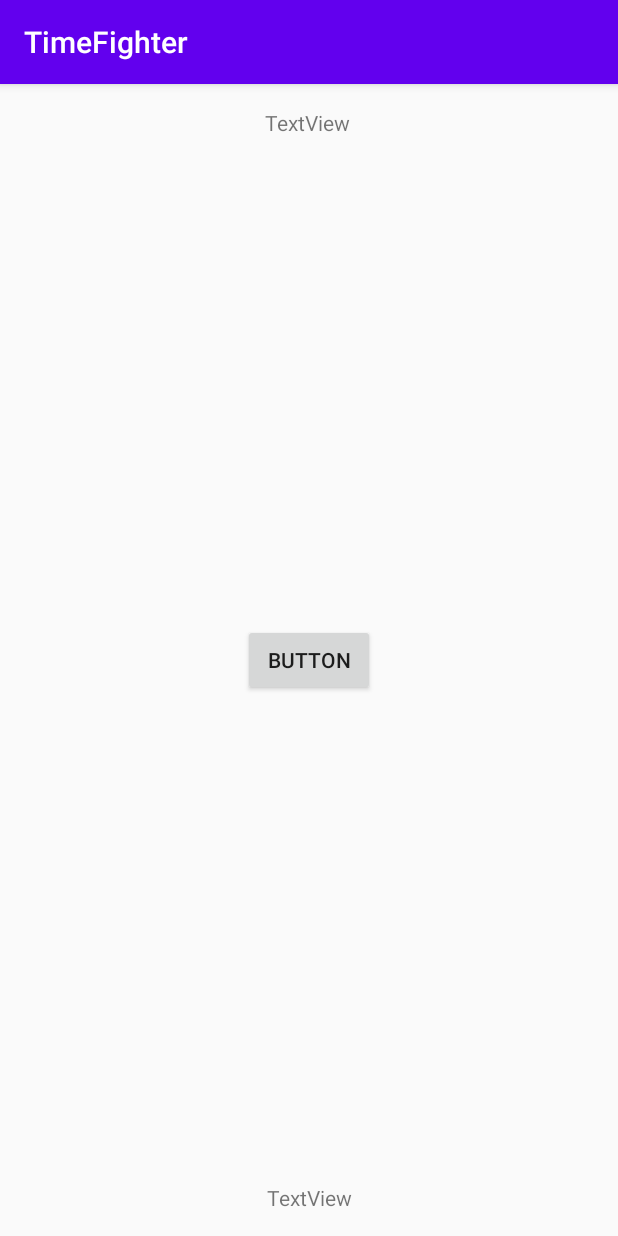
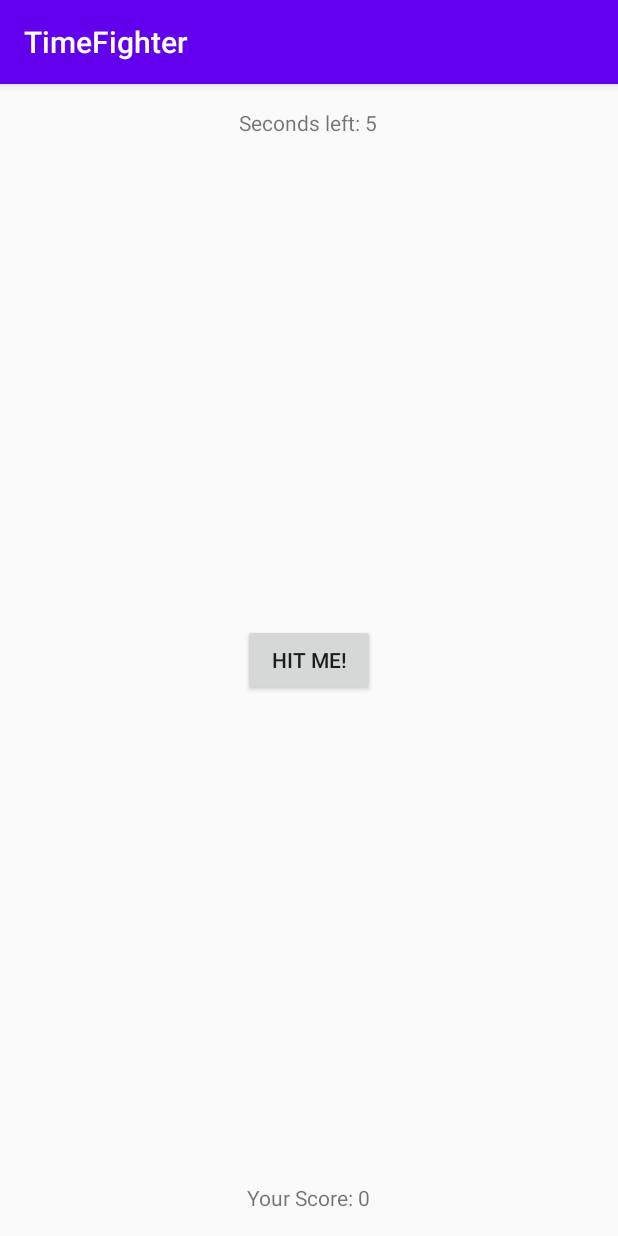
Before and after one commit to cgWeasel/TimeFighter, an Android app: the screen it shows after launch (MainActivity), on a phone screen of 412 x 824 dp. Run offline under Robolectric (Android 15) with nearby library versions, the phone set to English and light mode, and no system bars.

```diff
--- a/app/src/main/java/com/cgWeasel/myapplication/MainActivity.kt
+++ b/app/src/main/java/com/cgWeasel/myapplication/MainActivity.kt
@@ -2,10 +2,82 @@ package com.cgWeasel.myapplication
 
 import androidx.appcompat.app.AppCompatActivity
 import android.os.Bundle
+import android.os.CountDownTimer
+import android.util.Log
+import android.widget.Button
+import android.widget.TextView
+import android.widget.Toast
+import kotlinx.android.synthetic.main.activity_main.*
 
 class MainActivity : AppCompatActivity() {
+
+    internal lateinit var hitMeButton: Button
+    internal lateinit var textScore: TextView
+    internal lateinit var textTime: TextView
+
+    internal var score = 0
+
+    internal var gameStarted =  false
+
+    internal lateinit var countDownTimer: CountDownTimer
+    internal val initialCountDown: Long = 5000
+    internal val countDownInterval: Long = 1000
+
+    companion object{
+        private val TAG = MainActivity::class.java.simpleName
+    }
+
     override fun onCreate(savedInstanceState: Bundle?) {
         super.onCreate(savedInstanceState)
         setContentView(R.layout.activity_main)
+        Log.d(TAG, "onCreate is called. Score is: $score")
+
+        hitMeButton = findViewById(R.id.hitMeButton)
+        textScore = findViewById(R.id.textScoreView)
+        textTime = findViewById(R.id.textTimeView)
+
+        resetGame()
+
+        hitMeButton.setOnClickListener {view ->
+            incrementScore()
+        }
+    }
+
+    private fun resetGame() {
+        score = 0
+
+        textScoreView.text = getString(R.string.yourScore, score)
+
+        val initialTimeLeft = initialCountDown / 1000
+        textTimeView.text = getString(R.string.timeLeft, initialTimeLeft)
+
+        countDownTimer = object : CountDownTimer(initialCountDown, countDownInterval){
+            override fun onTick(milisUntilFinished: Long) {
+                val timeleft = milisUntilFinished / 1000
+                textTimeView.text = getString(R.string.timeLeft, timeleft)
+            }
+
+            override fun onFinish() {
+                gameOver()
+            }
+        }
+
+        gameStarted = false
+    }
+
+    private fun gameOver() {
+        Toast.makeText(this, getString(R.string.gameOverMessage, score), Toast.LENGTH_LONG).show()
+        resetGame()
+    }
+
+    private fun incrementScore() {
+        if (!gameStarted){
+            countDownTimer.start()
+            gameStarted = true
+        }
+
+        score += 1
+        val newScore = getString(R.string.yourScore, score)
+        textScoreView.text = newScore
     }
 }
--- a/app/src/main/res/layout/activity_main.xml
+++ b/app/src/main/res/layout/activity_main.xml
@@ -7,32 +7,32 @@
     tools:context=".MainActivity">
 
     <TextView
-        android:id="@+id/textTime"
+        android:id="@+id/textTimeView"
         android:layout_width="wrap_content"
         android:layout_height="wrap_content"
         android:layout_marginTop="16dp"
-        android:text="TextView"
+        android:text="@string/timeLeft"
         app:layout_constraintEnd_toEndOf="parent"
         app:layout_constraintHorizontal_bias="0.498"
         app:layout_constraintStart_toStartOf="parent"
         app:layout_constraintTop_toTopOf="parent" />
 
     <Button
-        android:id="@+id/button"
+        android:id="@+id/hitMeButton"
         android:layout_width="wrap_content"
         android:layout_height="wrap_content"
-        android:text="Button"
+        android:text="@string/button_action"
         app:layout_constraintBottom_toBottomOf="parent"
         app:layout_constraintEnd_toEndOf="parent"
         app:layout_constraintStart_toStartOf="parent"
         app:layout_constraintTop_toTopOf="parent" />
 
     <TextView
-        android:id="@+id/textScore"
+        android:id="@+id/textScoreView"
         android:layout_width="wrap_content"
         android:layout_height="wrap_content"
         android:layout_marginBottom="16dp"
-        android:text="TextView"
+        android:text="@string/yourScore"
         app:layout_constraintBottom_toBottomOf="parent"
         app:layout_constraintEnd_toEndOf="parent"
         app:layout_constraintStart_toStartOf="parent" />
--- a/app/src/main/res/values/strings.xml
+++ b/app/src/main/res/values/strings.xml
@@ -2,4 +2,7 @@
     <string name="app_name">TimeFighter</string>
     <string name="button_start">Tab To Start</string>
     <string name="button_action">Hit Me!</string>
+    <string name="timeLeft">Seconds left: %1$d</string>
+    <string name="yourScore">Your Score: %1$d</string>
+    <string name="gameOverMessage">Time is up. Your Score is %1$d.</string>
 </resources>
```
